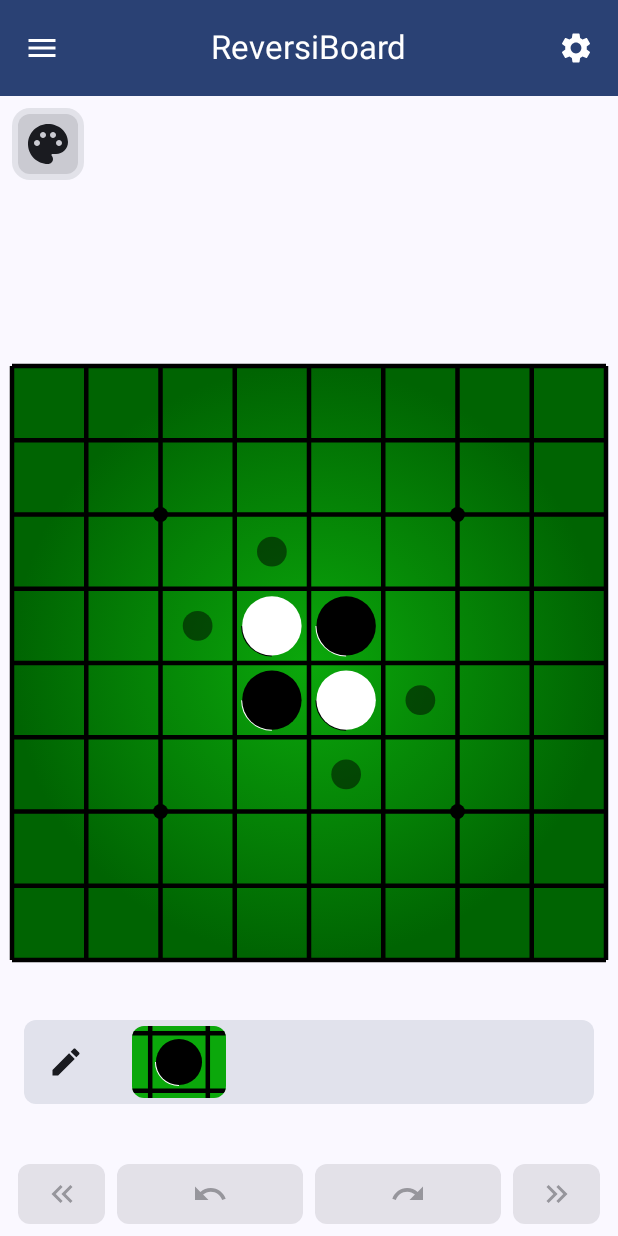
After one commit to Ryos-K/ReversiBoard, an Android app built with Jetpack Compose: the composable RbApp shown on its own in the app's theme, on a phone screen of 412 x 824 dp. The commit adds this screen. Run offline under Robolectric (Android 15) with nearby library versions, the phone set to English and light mode, and no system bars; our stand-ins replace Dagger/Hilt's generated code; 1 statement that could not run was skipped.

Commit message:
feat: Add Scaffold and TopBar

```diff
--- a/app/src/main/AndroidManifest.xml
+++ b/app/src/main/AndroidManifest.xml
@@ -3,6 +3,7 @@
     xmlns:tools="http://schemas.android.com/tools">
 
     <application
+        android:name=".RbApplication"
         android:allowBackup="true"
         android:dataExtractionRules="@xml/data_extraction_rules"
         android:fullBackupContent="@xml/backup_rules"
@@ -15,7 +16,6 @@
         <activity
             android:name=".MainActivity"
             android:exported="true"
-            android:label="@string/app_name"
             android:theme="@style/Theme.ReversiBoard">
             <intent-filter>
                 <action android:name="android.intent.action.MAIN" />
--- a/app/src/main/java/com/ry05k2ulv/reversiboard/MainActivityViewModel.kt
+++ b/app/src/main/java/com/ry05k2ulv/reversiboard/MainActivityViewModel.kt
@@ -11,7 +11,7 @@ import javax.inject.Inject
 
 @HiltViewModel
 class MainActivityViewModel @Inject constructor(
-	private val repository: UserDataRepository
+	repository: UserDataRepository
 ) : ViewModel() {
 	val uiState: StateFlow<MainActivityUiState> = repository.userData
 		.map { userData ->
--- a/app/src/main/java/com/ry05k2ulv/reversiboard/reversiboard/BoardSurface.kt
+++ b/app/src/main/java/com/ry05k2ulv/reversiboard/reversiboard/BoardSurface.kt
@@ -31,7 +31,7 @@ data class BoardSurface(
         } else null
     }
 
-    fun canDrop(piece: Piece): Boolean {
+    private fun canDrop(piece: Piece): Boolean {
         val canDropList = when (piece.type) {
             PieceType.Black -> blackCanDropList
             PieceType.White -> whiteCanDropList
--- /dev/null
+++ b/app/src/main/java/com/ry05k2ulv/reversiboard/ui/RbApp.kt
@@ -0,0 +1,81 @@
+@file:OptIn(ExperimentalMaterial3Api::class)
+
+package com.ry05k2ulv.reversiboard.ui
+
+import androidx.compose.foundation.layout.Box
+import androidx.compose.foundation.layout.padding
+import androidx.compose.material.icons.Icons
+import androidx.compose.material.icons.filled.Menu
+import androidx.compose.material.icons.filled.Settings
+import androidx.compose.material3.*
+import androidx.compose.runtime.*
+import androidx.compose.ui.Modifier
+import androidx.compose.ui.graphics.vector.ImageVector
+import androidx.compose.ui.res.stringResource
+import com.ry05k2ulv.reversiboard.R
+import com.ry05k2ulv.reversiboard.ui.home.HomeScreen
+import com.ry05k2ulv.reversiboard.ui.settings.SettingsDialog
+
+@Composable
+fun RbApp() {
+	var showSettingsDialog by remember { mutableStateOf(false) }
+	if (showSettingsDialog) {
+		SettingsDialog(
+			onDismiss = { showSettingsDialog = false }
+		)
+	}
+
+	Scaffold(
+		topBar = {
+			RbTopAppBar(
+				title = stringResource(R.string.app_name),
+				navigationIcon = Icons.Default.Menu,
+				navigationIconDescription = "Menu",
+				onNavigationIconClick = {},
+				actionIcon = Icons.Default.Settings,
+				actionIconDescription = "Settings",
+				onAction = { showSettingsDialog = true }
+			)
+		},
+	) {
+		Box(
+			Modifier.padding(it)
+		) {
+			HomeScreen()
+		}
+	}
+}
+
+@Composable
+private fun RbTopAppBar(
+	title: String,
+	navigationIcon: ImageVector,
+	navigationIconDescription: String,
+	onNavigationIconClick: () -> Unit,
+	actionIcon: ImageVector,
+	actionIconDescription: String,
+	onAction: () -> Unit,
+	colors: TopAppBarColors = TopAppBarDefaults.centerAlignedTopAppBarColors(
+		containerColor = MaterialTheme.colorScheme.primary,
+		navigationIconContentColor = MaterialTheme.colorScheme.onPrimary,
+		actionIconContentColor = MaterialTheme.colorScheme.onPrimary,
+		titleContentColor = MaterialTheme.colorScheme.onPrimary
+	)
+) {
+	CenterAlignedTopAppBar(
+		title = {
+			Text(title)
+		},
+		navigationIcon = {
+			IconButton(onClick = onNavigationIconClick) {
+				Icon(imageVector = navigationIcon, contentDescription = navigationIconDescription)
+			}
+		},
+		actions = {
+			IconButton(onClick = onAction) {
+				Icon(imageVector = actionIcon, contentDescription = actionIconDescription)
+			}
+		},
+		colors = colors
+	)
+}
--- a/app/src/main/java/com/ry05k2ulv/reversiboard/ui/home/HomeScreen.kt
+++ b/app/src/main/java/com/ry05k2ulv/reversiboard/ui/home/HomeScreen.kt
@@ -18,6 +18,7 @@ import androidx.compose.ui.platform.LocalContext
 import androidx.compose.ui.tooling.preview.Preview
 import androidx.compose.ui.unit.IntOffset
 import androidx.compose.ui.unit.dp
+import androidx.hilt.navigation.compose.hiltViewModel
 import com.ry05k2ulv.reversiboard.R
 import com.ry05k2ulv.reversiboard.reversiboard.Piece
 import com.ry05k2ulv.reversiboard.reversiboard.PieceType
@@ -28,7 +29,7 @@ import kotlinx.coroutines.launch
 
 @Composable
 fun HomeScreen(
-	viewModel: HomeViewModel = HomeViewModel(),
+	viewModel: HomeViewModel = hiltViewModel(),
 ) {
 	val context = LocalContext.current
 	val scope = rememberCoroutineScope()
--- a/app/src/main/java/com/ry05k2ulv/reversiboard/ui/home/HomeViewModel.kt
+++ b/app/src/main/java/com/ry05k2ulv/reversiboard/ui/home/HomeViewModel.kt
@@ -2,9 +2,12 @@ package com.ry05k2ulv.reversiboard.ui.home
 
 import androidx.lifecycle.ViewModel
 import com.ry05k2ulv.reversiboard.reversiboard.*
+import dagger.hilt.android.lifecycle.HiltViewModel
 import kotlinx.coroutines.flow.*
+import javax.inject.Inject
 
-class HomeViewModel() : ViewModel() {
+@HiltViewModel
+class HomeViewModel @Inject constructor() : ViewModel() {
 	private val reversiBoard = ReversiBoard()
 
 	private val _uiState = MutableStateFlow(HomeUiState())
--- a/app/src/main/java/com/ry05k2ulv/reversiboard/ui/settings/SettingsDialog.kt
+++ b/app/src/main/java/com/ry05k2ulv/reversiboard/ui/settings/SettingsDialog.kt
@@ -80,7 +80,7 @@ fun SettingsDialog(
 }
 
 @Composable
-private fun ColumnScope.SettingsPanel(
+private fun SettingsPanel(
 	settings: UserSettings,
 	supportDynamicTheme: Boolean,
 	onChangeDynamicColor: (Boolean) -> Unit,
@@ -133,7 +133,7 @@ private fun ChooserRow(
 	onClick: () -> Unit = {}
 ) {
 	Row(
-		modifier = androidx.compose.ui.Modifier
+		modifier = Modifier
 			.selectable(
 				selected = selected,
 				role = Role.RadioButton,
--- a/build.gradle.kts
+++ b/build.gradle.kts
@@ -1,6 +1,6 @@
 // Top-level build file where you can add configuration options common to all sub-projects/modules.
 plugins {
-    id("com.android.application") version "8.1.1" apply false
+    id("com.android.application") version "8.2.1" apply false
     id("org.jetbrains.kotlin.android") version "1.8.10" apply false
     id("com.google.dagger.hilt.android") version "2.46" apply false
 }
```
Also changed, not shown: app/build.gradle.kts (+16 -1 lines), app/src/main/java/com/ry05k2ulv/reversiboard/MainActivity.kt (+11 -7 lines), app/src/main/java/com/ry05k2ulv/reversiboard/di/DataStoreModule.kt (added, +30 -0 lines), app/src/main/java/com/ry05k2ulv/reversiboard/reversiboard/ReversiBoard.kt (+2 -24 lines), gradle/wrapper/gradle-wrapper.properties, 1 other file.
